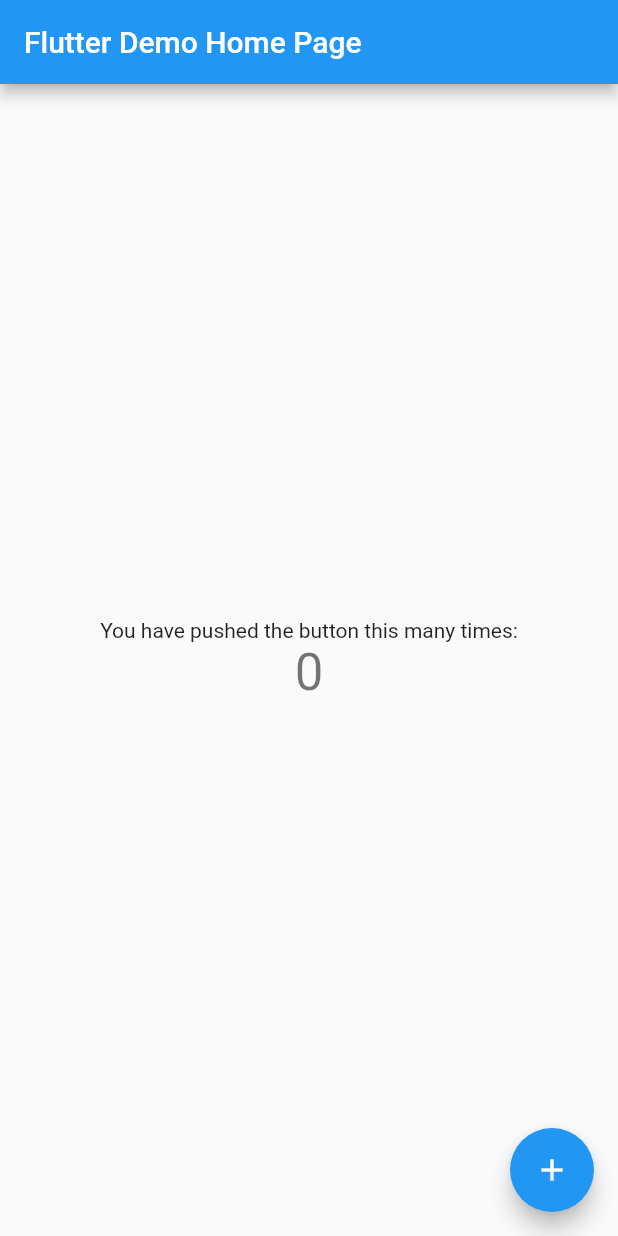
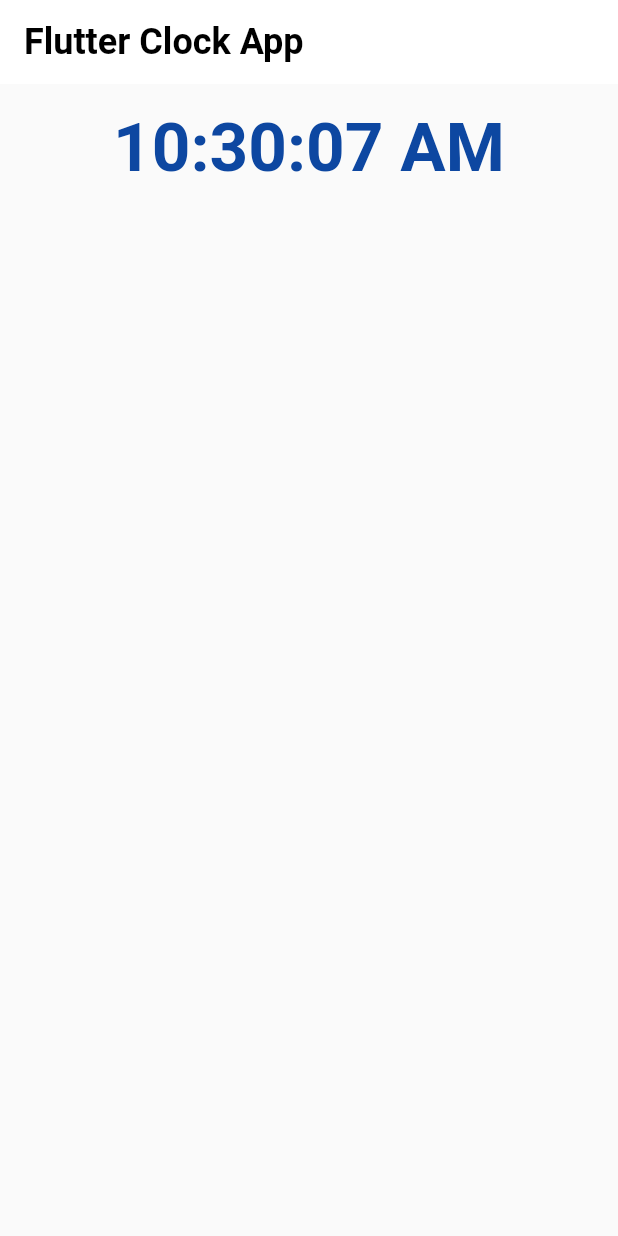
Before and after one commit to abd99/clock_app, a Flutter app: the screen it shows after launch, on a phone screen of 412 x 824 dp. Run offline on Flutter 3.47's test engine with Material 2 defaults, Android fonts, the phone set to English and light mode, and no system bars.

Commit message:
Add digital clock (#1)

```diff
--- /dev/null
+++ b/lib/app/app.dart
@@ -0,0 +1,14 @@
+import 'package:clock_app/theme/app_theme.dart';
+import 'package:flutter/material.dart';
+import '../home/home.dart';
+
+class ClockApp extends StatelessWidget {
+  @override
+  Widget build(BuildContext context) {
+    return MaterialApp(
+      title: 'Flutter Clock App',
+      theme: AppTheme.appTheme,
+      home: HomePage(title: 'Flutter Clock App'),
+    );
+  }
+}
--- /dev/null
+++ b/lib/digital_clock/digital_clock.dart
@@ -0,0 +1 @@
+export 'view/digital_clock_view.dart';
--- /dev/null
+++ b/lib/digital_clock/view/digital_clock_view.dart
@@ -0,0 +1,148 @@
+import 'package:flutter/material.dart';
+import 'package:intl/intl.dart';
+import 'dart:async';
+
+typedef DateTime TimerGenerator(DateTime now);
+
+class DigitalClock extends StatefulWidget {
+  @override
+  State<StatefulWidget> createState() {
+    return _DigitalClockState();
+  }
+}
+
+class _DigitalClockState extends State<DigitalClock> {
+  static Duration _duration = Duration(seconds: 1);
+  final TimerGenerator generator =
+      periodicTimer(_duration, alignment: getAlignmentUnit(_duration));
+  Stream<DateTime> timeStream;
+  Completer completer;
+
+  String getSystemTime() {
+    var now = DateTime.now();
+    return DateFormat("h:mm:ss a").format(now);
+  }
+
+  @override
+  Widget build(BuildContext context) {
+    return StreamBuilder(
+      stream: timeStream,
+      builder: (context, _) {
+        return Text(
+          "${getSystemTime()}",
+          style: Theme.of(context).textTheme.headline3.copyWith(
+                color: Colors.blue.shade900,
+                fontWeight: FontWeight.w700,
+              ),
+          textAlign: TextAlign.center,
+        );
+      },
+    );
+  }
+
+  @override
+  void didUpdateWidget(DigitalClock oldWidget) {
+    super.didUpdateWidget(oldWidget);
+    _cancel();
+    _init();
+  }
+
+  @override
+  void initState() {
+    super.initState();
+    _init();
+  }
+
+  @override
+  void dispose() {
+    super.dispose();
+    _cancel();
+  }
+
+  _init() {
+    completer = Completer();
+    timeStream = createTimerStream(generator, completer.future);
+  }
+
+  _cancel() {
+    completer.complete();
+  }
+}
+
+TimerGenerator periodicTimer(Duration interval,
+    {Duration alignment = Duration.zero}) {
+  assert(interval > Duration.zero);
+
+  DateTime next;
+  return (DateTime now) {
+    next = alignDateTime((next ?? now).add(interval), alignment);
+    if (now.compareTo(next) < 0) {
+      next = alignDateTime(now.add(interval), alignment);
+    }
+    return next;
+  };
+}
+
+Stream<DateTime> createTimerStream(
+  TimerGenerator generator,
+  Future stopSignal,
+) async* {
+  for (var now = DateTime.now(), next = generator(now);
+      next != null;
+      now = DateTime.now(), next = generator(now)) {
+    if (now.compareTo(next) > 0) continue;
+    Duration waitTime = next.difference(now);
+    try {
+      await stopSignal.timeout(waitTime);
+      return;
+    } on TimeoutException catch (_) {
+      yield next;
+    }
+  }
+}
+
+Duration getAlignmentUnit(Duration interval) {
+  return Duration(
+    days: interval.inDays > 0 ? 1 : 0,
+    hours: interval.inDays == 0 && interval.inHours > 0 ? 1 : 0,
+    minutes: interval.inHours == 0 && interval.inMinutes > 0 ? 1 : 0,
+    seconds: interval.inMinutes == 0 && interval.inSeconds > 0 ? 1 : 0,
+    milliseconds:
+        interval.inSeconds == 0 && interval.inMilliseconds > 0 ? 1 : 0,
+    microseconds:
+        interval.inMilliseconds == 0 && interval.inMicroseconds > 0 ? 1 : 0,
+  );
+}
+
+DateTime alignDateTime(DateTime dt, Duration alignment,
+    [bool roundUp = false]) {
+  assert(alignment >= Duration.zero);
+  if (alignment == Duration.zero) return dt;
+  final correction = Duration(
+      days: 0,
+      hours: alignment.inDays > 0
+          ? dt.hour
+          : alignment.inHours > 0
+              ? dt.hour % alignment.inHours
+              : 0,
+      minutes: alignment.inHours > 0
+          ? dt.minute
+          : alignment.inMinutes > 0
+              ? dt.minute % alignment.inMinutes
+              : 0,
+      seconds: alignment.inMinutes > 0
+          ? dt.second
+          : alignment.inSeconds > 0
+              ? dt.second % alignment.inSeconds
+              : 0,
+      milliseconds: alignment.inSeconds > 0
+          ? dt.millisecond
+          : alignment.inMilliseconds > 0
+              ? dt.millisecond % alignment.inMilliseconds
+              : 0,
+      microseconds: alignment.inMilliseconds > 0 ? dt.microsecond : 0);
+  if (correction == Duration.zero) return dt;
+  final corrected = dt.subtract(correction);
+  final result = roundUp ? corrected.add(alignment) : corrected;
+  return result;
+}
--- /dev/null
+++ b/lib/home/home.dart
@@ -0,0 +1 @@
+export 'view/home_page.dart';
--- /dev/null
+++ b/lib/home/view/home_page.dart
@@ -0,0 +1,32 @@
+import 'package:clock_app/digital_clock/digital_clock.dart';
+import 'package:flutter/material.dart';
+
+class HomePage extends StatefulWidget {
+  HomePage({Key key, this.title}) : super(key: key);
+
+  final String title;
+
+  @override
+  _HomePageState createState() => _HomePageState();
+}
+
+class _HomePageState extends State<HomePage> {
+  @override
+  Widget build(BuildContext context) {
+    return Scaffold(
+      appBar: AppBar(
+        title: Text(widget.title),
+      ),
+      body: Center(
+        child: Padding(
+          padding: const EdgeInsets.all(16.0),
+          child: Column(
+            children: [
+              DigitalClock(),
+            ],
+          ),
+        ),
+      ),
+    );
+  }
+}
--- a/lib/main.dart
+++ b/lib/main.dart
@@ -1,65 +1,7 @@
 import 'package:flutter/material.dart';
 
+import 'app/app.dart';
+
 void main() {
-  runApp(MyApp());
+  runApp(ClockApp());
 }
-
-class MyApp extends StatelessWidget {
-  @override
-  Widget build(BuildContext context) {
-    return MaterialApp(
-      title: 'Flutter Demo',
-      theme: ThemeData(
-        primarySwatch: Colors.blue,
-      ),
-      home: MyHomePage(title: 'Flutter Demo Home Page'),
-    );
-  }
-}
-
-class MyHomePage extends StatefulWidget {
-  MyHomePage({Key key, this.title}) : super(key: key);
-
-  final String title;
-
-  @override
-  _MyHomePageState createState() => _MyHomePageState();
-}
-
-class _MyHomePageState extends State<MyHomePage> {
-  int _counter = 0;
-
-  void _incrementCounter() {
-    setState(() {
-      _counter++;
-    });
-  }
-
-  @override
-  Widget build(BuildContext context) {
-    return Scaffold(
-      appBar: AppBar(
-        title: Text(widget.title),
-      ),
-      body: Center(
-        child: Column(
-          mainAxisAlignment: MainAxisAlignment.center,
-          children: <Widget>[
-            Text(
-              'You have pushed the button this many times:',
-            ),
-            Text(
-              '$_counter',
-              style: Theme.of(context).textTheme.headline4,
-            ),
-          ],
-        ),
-      ),
-      floatingActionButton: FloatingActionButton(
-        onPressed: _incrementCounter,
-        tooltip: 'Increment',
-        child: Icon(Icons.add),
-      ),
-    );
-  }
-}
--- /dev/null
+++ b/lib/theme/app_theme.dart
@@ -0,0 +1,19 @@
+import 'package:flutter/material.dart';
+
+class AppTheme {
+  static final appTheme = ThemeData(
+    primarySwatch: Colors.blue,
+    appBarTheme: AppBarTheme(
+      backgroundColor: Colors.white,
+      brightness: Brightness.light,
+      elevation: 0.0,
+      textTheme: TextTheme(
+        headline6: TextStyle(
+          color: Colors.black,
+          fontSize: 24.0,
+          fontWeight: FontWeight.bold,
+        ),
+      ),
+    ),
+  );
+}
```
Also changed, not shown: pubspec.yaml (+1 -9 lines), pubspec.lock, 1 other file.
